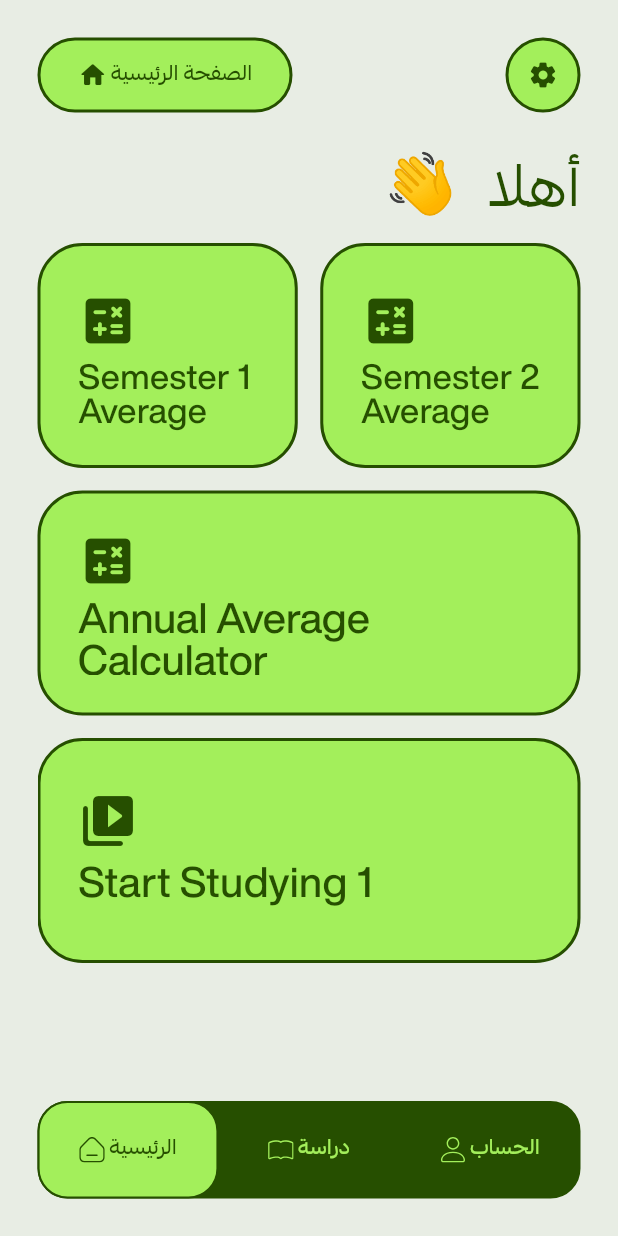
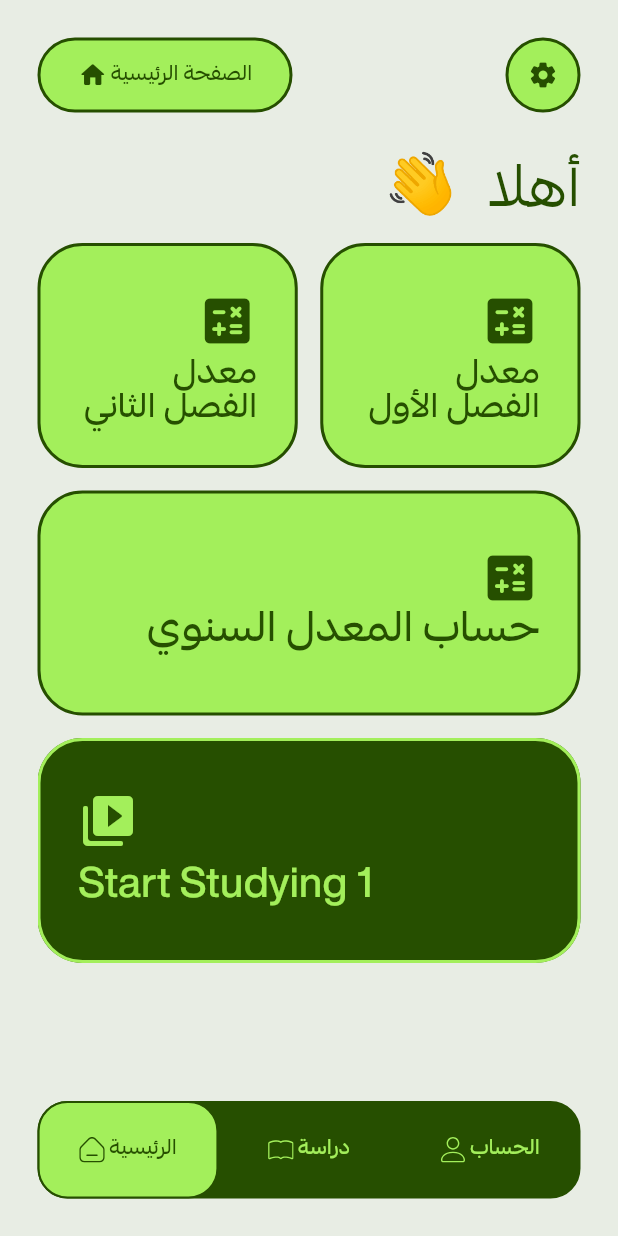
Before and after one commit to zaki-reg/university-calculator, a Flutter app: the HomePage screen opened directly with empty values, on a phone screen of 412 x 824 dp. Run offline on Flutter 3.47's test engine with Material 3 defaults, Android fonts, the phone set to English and light mode, and no system bars; drawn by our look-alikes of carousel_slider; our stand-ins replace flutter_svg.

Commit message:
Arabic home.dart

```diff
--- a/lib/screens/home.dart
+++ b/lib/screens/home.dart
@@ -132,8 +132,7 @@ class _HomeState extends State<HomePage> {
           child: Column(
               mainAxisAlignment: MainAxisAlignment.spaceBetween,
               children: [
-                SingleChildScrollView(
-                  child: Column(
+                Column(
                   children: [
                     Row(
                       mainAxisAlignment: MainAxisAlignment.spaceBetween,
@@ -141,8 +140,7 @@ class _HomeState extends State<HomePage> {
                         Container(
                           width: 170.0,
                           height: 50.0,
-                            padding:
-                                const EdgeInsets.symmetric(horizontal: 12.0),
+                          padding: const EdgeInsets.symmetric(horizontal: 12.0),
                           decoration: BoxDecoration(
                             color: limeGreen,
                             border: Border.all(color: darkGreen, width: 2),
@@ -245,9 +243,63 @@ class _HomeState extends State<HomePage> {
                     const SizedBox(
                       height: 10.0,
                     ),
+                    SingleChildScrollView(
+                      child: Column(
+                        children: [
                           Row(
                             mainAxisAlignment: MainAxisAlignment.center,
                             children: [
+                              Expanded(
+                                child: InkWell(
+                                  highlightColor: darkGreen,
+                                  onTap: () {
+                                    Navigator.push(
+                                      context,
+                                      MaterialPageRoute(
+                                          builder: (context) =>
+                                              const Semester2CalculatorPage()),
+                                    );
+                                  },
+                                  borderRadius: BorderRadius.circular(30.0),
+                                  child: Container(
+                                    padding: const EdgeInsets.all(25.0),
+                                    decoration: BoxDecoration(
+                                      color: limeGreen,
+                                      border: Border.all(
+                                          color: darkGreen, width: 2),
+                                      borderRadius: BorderRadius.circular(30),
+                                    ),
+                                    height: 150.0,
+                                    child: Column(
+                                      mainAxisAlignment: MainAxisAlignment.end,
+                                      crossAxisAlignment:
+                                          CrossAxisAlignment.end,
+                                      children: [
+                                        const Icon(
+                                          size: 40.0,
+                                          Icons.calculate_rounded,
+                                          color: darkGreen,
+                                        ),
+                                        const SizedBox(
+                                          height: 5.0,
+                                        ),
+                                        Text(
+                                          textDirection: TextDirection.rtl,
+                                          'معدل الفصل الثاني',
+                                          style: arabicTextStyle.copyWith(
+                                              fontWeight: FontWeight.w500,
+                                              fontSize: 23.0,
+                                              height: 1,
+                                              color: darkGreen),
+                                        ),
+                                      ],
+                                    ),
+                                  ),
+                                ),
+                              ),
+                              const SizedBox(
+                                width: 15,
+                              ),
                               Expanded(
                                 child: InkWell(
                                   highlightColor: darkGreen,
@@ -265,14 +317,15 @@ class _HomeState extends State<HomePage> {
                                     padding: const EdgeInsets.all(25.0),
                                     decoration: BoxDecoration(
                                       color: limeGreen,
-                                  border:
-                                      Border.all(color: darkGreen, width: 2),
+                                      border: Border.all(
+                                          color: darkGreen, width: 2),
                                       borderRadius: BorderRadius.circular(30),
                                     ),
                                     height: 150.0,
                                     child: Column(
                                       mainAxisAlignment: MainAxisAlignment.end,
-                                  crossAxisAlignment: CrossAxisAlignment.start,
+                                      crossAxisAlignment:
+                                          CrossAxisAlignment.end,
                                       children: [
                                         const Icon(
                                           size: 40.0,
@@ -283,57 +336,9 @@ class _HomeState extends State<HomePage> {
                                           height: 5.0,
                                         ),
                                         Text(
-                                      'Semester 1 Average',
-                                      style: textStyle.copyWith(
-                                          fontWeight: FontWeight.w500,
-                                          fontSize: 23.0,
-                                          height: 1,
-                                          color: darkGreen),
-                                    ),
-                                  ],
-                                ),
-                              ),
-                            ),
-                          ),
-                          const SizedBox(
-                            width: 15,
-                          ),
-                          Expanded(
-                            child: InkWell(
-                              highlightColor: darkGreen,
-                              onTap: () {
-                                Navigator.push(
-                                  context,
-                                  MaterialPageRoute(
-                                      builder: (context) =>
-                                          const Semester2CalculatorPage()),
-                                );
-                              },
-                              borderRadius: BorderRadius.circular(30.0),
-                              child: Container(
-                                padding: const EdgeInsets.all(25.0),
-                                decoration: BoxDecoration(
-                                  color: limeGreen,
-                                  border:
-                                      Border.all(color: darkGreen, width: 2),
-                                  borderRadius: BorderRadius.circular(30),
-                                ),
-                                height: 150.0,
-                                child: Column(
-                                  mainAxisAlignment: MainAxisAlignment.end,
-                                  crossAxisAlignment: CrossAxisAlignment.start,
-                                  children: [
-                                    const Icon(
-                                      size: 40.0,
-                                      Icons.calculate_rounded,
-                                      color: darkGreen,
-                                    ),
-                                    const SizedBox(
-                                      height: 5.0,
-                                    ),
-                                    Text(
-                                      'Semester 2 Average',
-                                      style: textStyle.copyWith(
+                                          textDirection: TextDirection.rtl,
+                                          'معدل الفصل الأول',
+                                          style: arabicTextStyle.copyWith(
                                               fontWeight: FontWeight.w500,
                                               fontSize: 23.0,
                                               height: 1,
@@ -372,7 +377,7 @@ class _HomeState extends State<HomePage> {
                               height: 150.0,
                               child: Column(
                                 mainAxisAlignment: MainAxisAlignment.center,
-                            crossAxisAlignment: CrossAxisAlignment.start,
+                                crossAxisAlignment: CrossAxisAlignment.end,
                                 children: [
                                   const Icon(
                                     size: 40.0,
@@ -384,9 +389,10 @@ class _HomeState extends State<HomePage> {
                                   ),
                                   Flexible(
                                     child: RichText(
+                                      textDirection: TextDirection.rtl,
                                       text: TextSpan(
-                                      text: 'Annual Average Calculator',
-                                      style: textStyle.copyWith(
+                                          text: 'حساب المعدل السنوي',
+                                          style: arabicTextStyle.copyWith(
                                               fontWeight: FontWeight.w500,
                                               fontSize: 28,
                                               height: 1,
@@ -400,41 +406,6 @@ class _HomeState extends State<HomePage> {
                           const SizedBox(
                             height: 15.0,
                           ),
-                      // InkWell(
-                      //   borderRadius: BorderRadius.circular(30.0),
-                      //   splashColor: darkBlue,
-                      //   onTap: () {
-                      //     Navigator.push(
-                      //       context,
-                      //       MaterialPageRoute(
-                      //           builder: (context) => const AnnualAveragePage()),
-                      //     );
-                      //   },
-                      //   child: Container(
-                      //     width: double.infinity,
-                      //     padding: const EdgeInsets.all(25.0),
-                      //     decoration: BoxDecoration(
-                      //       color: primaryBlue,
-                      //       borderRadius: BorderRadius.circular(30),
-                      //     ),
-                      //     height: 150.0,
-                      //     child: Column(
-                      //       mainAxisAlignment: MainAxisAlignment.end,
-                      //       crossAxisAlignment: CrossAxisAlignment.start,
-                      //       children: [
-                      //         Text(
-                      //           'Start Studying Now!',
-                      //           style: textStyle.copyWith(
-                      //               fontWeight: FontWeight.w500,
-                      //               fontSize: 25.0,
-                      //               height: 1,
-                      //               color: darkBlue),
-                      //         ),
-                      //       ],
-                      //     ),
-                      //   ),
-                      // ),
-
                           CarouselSlider(
                             options: CarouselOptions(
                               height: 150.0,
@@ -447,22 +418,25 @@ class _HomeState extends State<HomePage> {
                             items: [1, 2, 3, 4, 5].map((i) {
                               return Builder(
                                 builder: (BuildContext context) {
-                              return InkWell(
+                                  return Material(
+                                    color: darkGreen,
                                     borderRadius: BorderRadius.circular(30),
-                                highlightColor: darkGreen,
-                                splashColor: darkGreen,
+                                    child: InkWell(
+                                      borderRadius: BorderRadius.circular(30),
+                                      splashColor: limeGreen.withAlpha(20),
                                       onTap: () {},
                                       child: Container(
                                           width: double.infinity,
                                           margin: const EdgeInsets.symmetric(
                                               horizontal: 0.0),
                                           decoration: BoxDecoration(
-                                      color: limeGreen,
+                                            color: Colors.transparent,
                                             border: Border.all(
-                                          color: darkGreen, width: 2),
+                                                color: limeGreen, width: 2),
 
                                             // color: primaryBlue,
-                                      borderRadius: BorderRadius.circular(30),
+                                            borderRadius:
+                                                BorderRadius.circular(30),
                                           ),
                                           child: Padding(
                                             padding: const EdgeInsets.all(25.0),
@@ -474,18 +448,21 @@ class _HomeState extends State<HomePage> {
                                               children: [
                                                 const Icon(
                                                     size: 40.0,
-                                              color: darkGreen,
-                                              Icons.video_library_rounded),
+                                                    color: limeGreen,
+                                                    Icons
+                                                        .video_library_rounded),
                                                 Text(
                                                   'Start Studying $i',
                                                   style: textStyle.copyWith(
                                                       fontSize: 28.0,
-                                                color: darkGreen,
-                                                fontWeight: FontWeight.w600),
+                                                      color: limeGreen,
+                                                      fontWeight:
+                                                          FontWeight.w600),
                                                 ),
                                               ],
                                             ),
                                           )),
+                                    ),
                                   );
                                 },
                               );
@@ -493,6 +470,8 @@ class _HomeState extends State<HomePage> {
                           ),
                         ],
                       ),
+                    ),
+                  ],
                 ),
                 const SizedBox(
                   height: 15.0,
```
Also changed, not shown: 1 other file. Lines whose indentation alone changed are shown as unchanged.
